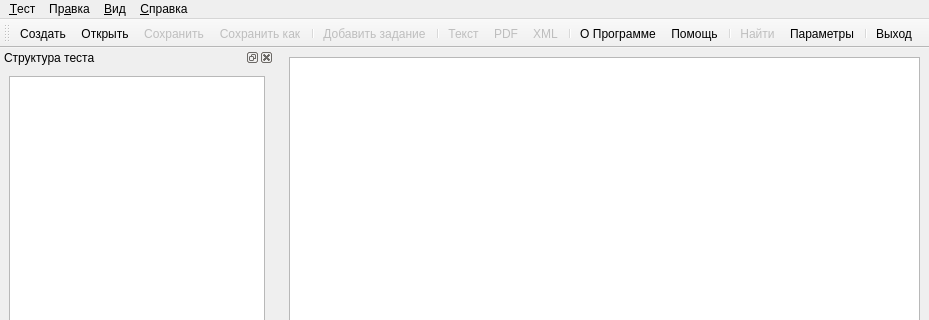
Above: mainwindow.ui from Horsmir/hstesteditor before the change; both pictures show x 0 to 929 and y 0 to 320 of the 929 by 663 pixel window. Below: the same form after it.
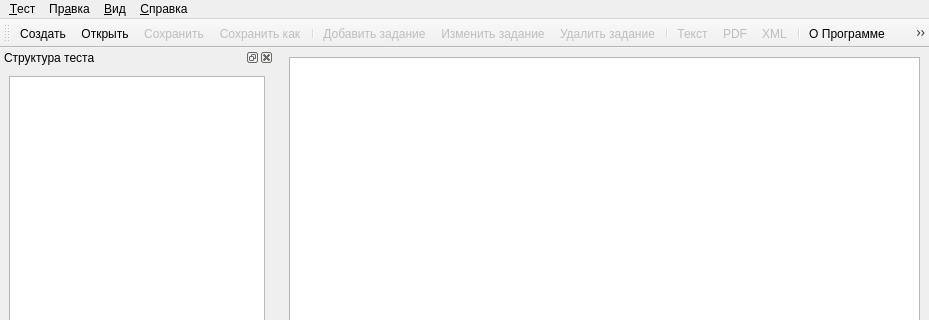
That is the form after the change. Icons and pictures are not drawn.

Commit message: add del task

The edit to the form file:
```diff
--- a/mainwindow.ui
+++ b/mainwindow.ui
@@ -147,6 +147,8 @@
    <addaction name="actionSaveAs"/>
    <addaction name="separator"/>
    <addaction name="actionAddTask"/>
+   <addaction name="actionEditTask"/>
+   <addaction name="actionDelTask"/>
    <addaction name="separator"/>
    <addaction name="actionToText"/>
    <addaction name="actionToPDF"/>
@@ -334,6 +336,39 @@
     <string>Параметры...</string>
    </property>
   </action>
+  <action name="actionDelTask">
+   <property name="enabled">
+    <bool>false</bool>
+   </property>
+   <property name="icon">
+    <iconset resource="hstesteditor.qrc">
+     <normaloff>:/icons/del-task.png</normaloff>:/icons/del-task.png</iconset>
+   </property>
+   <property name="text">
+    <string>Удалить задание</string>
+   </property>
+   <property name="toolTip">
+    <string>Удалить задание</string>
+   </property>
+   <property name="shortcut">
+    <string>Ctrl+D</string>
+   </property>
+  </action>
+  <action name="actionEditTask">
+   <property name="enabled">
+    <bool>false</bool>
+   </property>
+   <property name="icon">
+    <iconset resource="hstesteditor.qrc">
+     <normaloff>:/icons/edit-task.png</normaloff>:/icons/edit-task.png</iconset>
+   </property>
+   <property name="text">
+    <string>Изменить задание...</string>
+   </property>
+   <property name="shortcut">
+    <string>Ctrl+E</string>
+   </property>
+  </action>
  </widget>
  <resources>
   <include location="hstesteditor.qrc"/>
```
Left out of the diff: 4 changed lines with no effect on the pictures. The commit also changes 8 other files.
